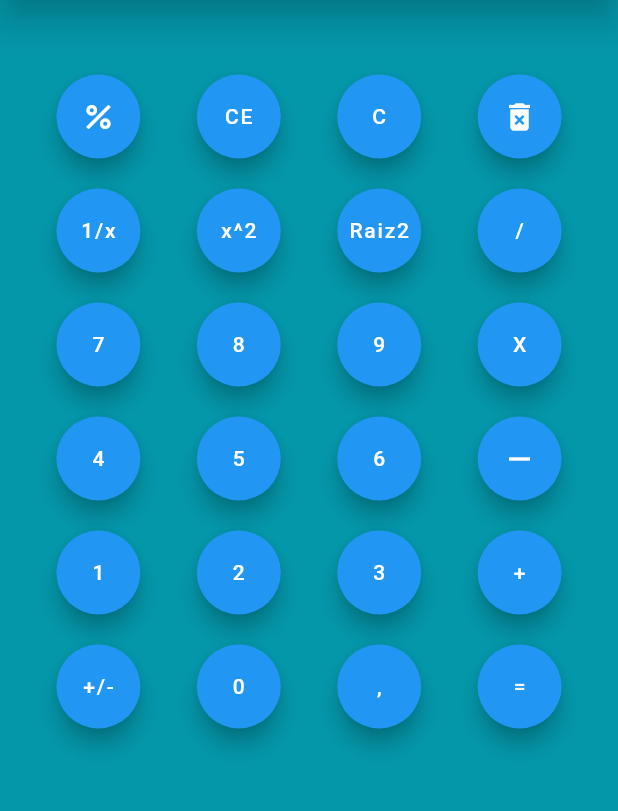
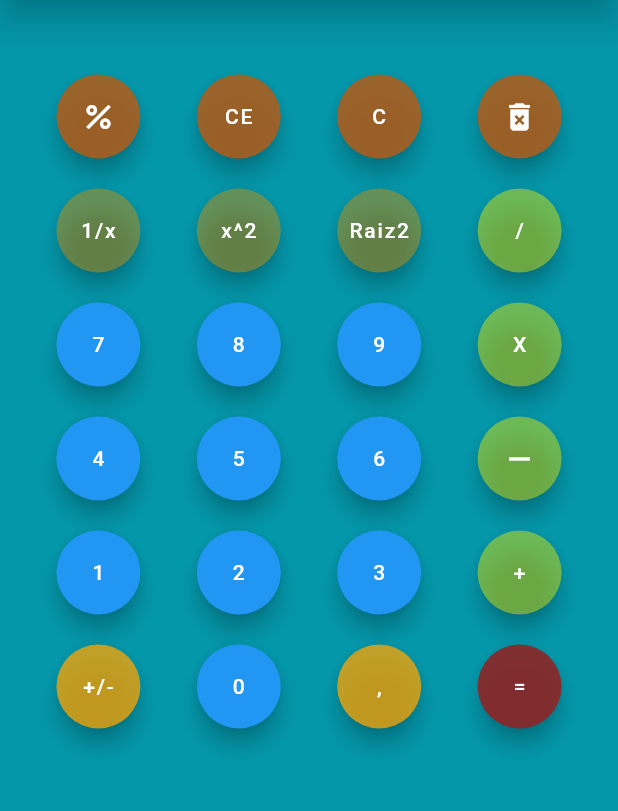
Before and after one commit to javipani12/calculadora_app, a Flutter app: the screen it shows after launch, on a phone screen of 412 x 824 dp, the part 92-903 px from its top. Run offline on Flutter 3.47's test engine with Material 2 defaults, Android fonts, the phone set to English and light mode, and no system bars.

Commit message:
Cambio de colores de los botones

```diff
--- a/lib/screens/home_screen.dart
+++ b/lib/screens/home_screen.dart
@@ -411,10 +411,10 @@ class Row1 extends StatelessWidget {
     return Row(
       mainAxisAlignment: MainAxisAlignment.spaceEvenly,
       children: [
-        FloatingActionButton(child: const Icon(Icons.percent), onPressed: () => porcentajeFn()),
-        FloatingActionButton(child: const Text('CE'), onPressed: () => limpiarUnValorFn() ),
-        FloatingActionButton(child: const Text('C'),onPressed: () => limpiarTodoFn()),
-        FloatingActionButton(child: const Icon(Icons.delete_forever), onPressed: () => borrarUnNumeroFn(),),
+        FloatingActionButton(onPressed: () => porcentajeFn(), backgroundColor: const Color.fromARGB(223, 174, 93, 27), child: const Icon(Icons.percent)),
+        FloatingActionButton(onPressed: () => limpiarUnValorFn(), backgroundColor: const Color.fromARGB(223, 174, 93, 27), child: const Text('CE') ),
+        FloatingActionButton(onPressed: () => limpiarTodoFn(), backgroundColor: const Color.fromARGB(223, 174, 93, 27), child: const Text('C')),
+        FloatingActionButton(onPressed: () => borrarUnNumeroFn(), backgroundColor: const Color.fromARGB(223, 174, 93, 27), child: const Icon(Icons.delete_forever)),
       ],
     );
   }
@@ -436,10 +436,10 @@ class Row2 extends StatelessWidget {
     return Row(
       mainAxisAlignment: MainAxisAlignment.spaceEvenly,
       children: [
-        FloatingActionButton(child: const Text('1/x'), onPressed: () => funcionesFn()),
-        FloatingActionButton(child: const Text('x^2'), onPressed: () => elevarA2Fn()),
-        FloatingActionButton(child: const Text('Raiz2'),onPressed: () => raizCuadradaFn()),
-        FloatingActionButton(child: const Text('/'), onPressed: () => dividirFn()),
+        FloatingActionButton(onPressed: () => funcionesFn(), backgroundColor: const Color.fromARGB(121, 204, 146, 11), child: const Text('1/x'), ),
+        FloatingActionButton(onPressed: () => elevarA2Fn(), backgroundColor: const Color.fromARGB(121, 204, 146, 11), child: const Text('x^2'), ),
+        FloatingActionButton(onPressed: () => raizCuadradaFn(), backgroundColor: const Color.fromARGB(121, 204, 146, 11), child: const Text('Raiz2'), ),
+        FloatingActionButton(onPressed: () => dividirFn(), backgroundColor: const Color.fromARGB(121, 223, 231, 6),child: const Text('/'), ),
       ],
     );
   }
@@ -464,7 +464,7 @@ class Row3 extends StatelessWidget {
         FloatingActionButton(child: const Text('7'), onPressed: () => actualizarNum7Fn()),
         FloatingActionButton(child: const Text('8'), onPressed: () => actualizarNum8Fn() ),
         FloatingActionButton(child: const Text('9'),onPressed: () => actualizarNum9Fn()),
-        FloatingActionButton(child: const Text('X'), onPressed: () => multiplicarFn(),),
+        FloatingActionButton(onPressed: () => multiplicarFn(), backgroundColor: const Color.fromARGB(121, 223, 231, 6),child: const Text('X'), ),
       ],
     );
   }
@@ -489,7 +489,7 @@ class Row4 extends StatelessWidget {
         FloatingActionButton(child: const Text('4'), onPressed: () => actualizarN4Fn() ),
         FloatingActionButton(child: const Text('5'), onPressed: () => actualizarN5Fn() ),
         FloatingActionButton(child: const Text('6'),onPressed: () => actualizarN6Fn() ),
-        FloatingActionButton(child: const Icon(Icons.remove), onPressed: () => restarFn() ),
+        FloatingActionButton(onPressed: () => restarFn(), backgroundColor: const Color.fromARGB(121, 223, 231, 6),child: const Icon(Icons.remove), ),
       ],
     );
   }
@@ -514,7 +514,7 @@ class Row5 extends StatelessWidget {
         FloatingActionButton(child: const Text('1'), onPressed: () => actualizarN1Fn()),
         FloatingActionButton(child: const Text('2'), onPressed: () => actualizarN2Fn() ),
         FloatingActionButton(child: const Text('3'),onPressed: () => actulizarN3Fn() ),
-        FloatingActionButton(child: const Text('+'), onPressed: () => sumarFn() ),
+        FloatingActionButton(onPressed: () => sumarFn(), backgroundColor: const Color.fromARGB(121, 223, 231, 6),child: const Text('+'), ),
       ],
     );
   }
@@ -536,10 +536,10 @@ class Row6 extends StatelessWidget {
     return Row(
       mainAxisAlignment: MainAxisAlignment.spaceEvenly,
       children: [
-        FloatingActionButton(child: const Text('+/-'), onPressed: () => cambiarSimboloFn()),
+        FloatingActionButton(onPressed: () => cambiarSimboloFn(), backgroundColor: const Color.fromARGB(191, 255, 166, 0),child: const Text('+/-'),),
         FloatingActionButton(child: const Text('0'), onPressed: () => actualizaN0Fn()),
-        FloatingActionButton(child: const Text(','),onPressed: () => annadirDecimalFn()),
-        FloatingActionButton(child: const Text('='), onPressed: () => resultadoFn()),
+        FloatingActionButton(onPressed: () => annadirDecimalFn(), backgroundColor: const Color.fromARGB(191, 255, 166, 0),child: const Text(','),),
+        FloatingActionButton(onPressed: () => resultadoFn(), backgroundColor: const Color.fromARGB(224, 145, 34, 34), child: const Text('=')),
       ],
     );
   }
```
